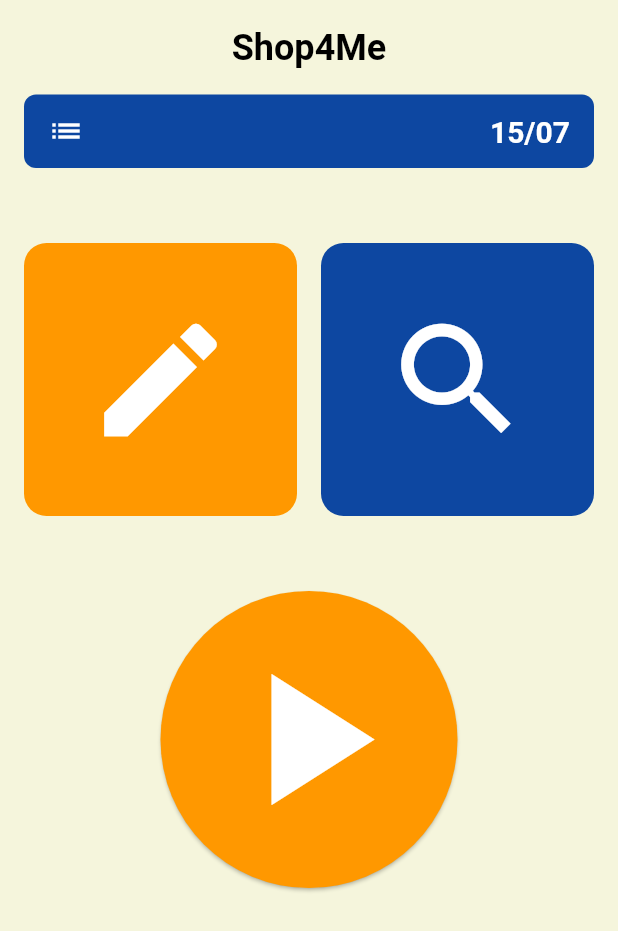
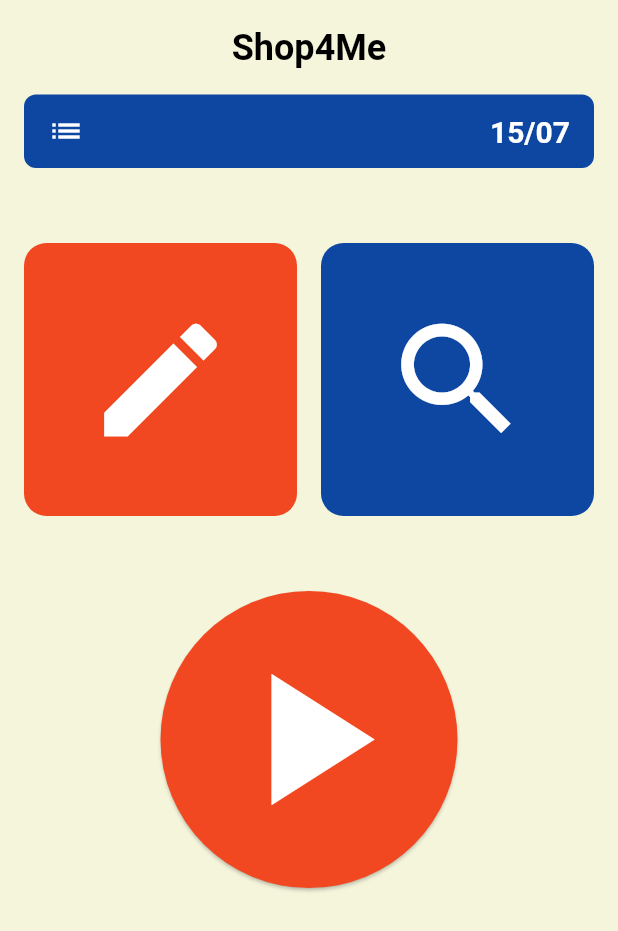
Before and after one commit to MatthieuFranques/ShopForMe, a Flutter app: the screen it shows after launch, on a phone screen of 412 x 824 dp. Shown: the top 931 px of the screen. Run offline on Flutter 3.47's test engine with Material 3 defaults, Android fonts, the phone set to English and light mode, and no system bars.

Commit message:
feat(theme): Update accent color and app bar background color in Shop4MeApp

```diff
--- a/mobile/lib/config/theme.dart
+++ b/mobile/lib/config/theme.dart
@@ -9,10 +9,10 @@ class Shop4MeTheme {
       scaffoldBackgroundColor: const Color(0xFFF5F5DC),
       colorScheme: ColorScheme.fromSwatch(
         primarySwatch: Colors.blue,
-        accentColor: Colors.orange,
+        accentColor: const Color(0xFFF24822),
       ),
-      appBarTheme: AppBarTheme(
-        backgroundColor: Colors.blue[900],
+      appBarTheme: const AppBarTheme(
+        backgroundColor: Color(0xFF011C40),
         foregroundColor: Colors.white,
       ),
       textTheme: baseTextTheme,
```
